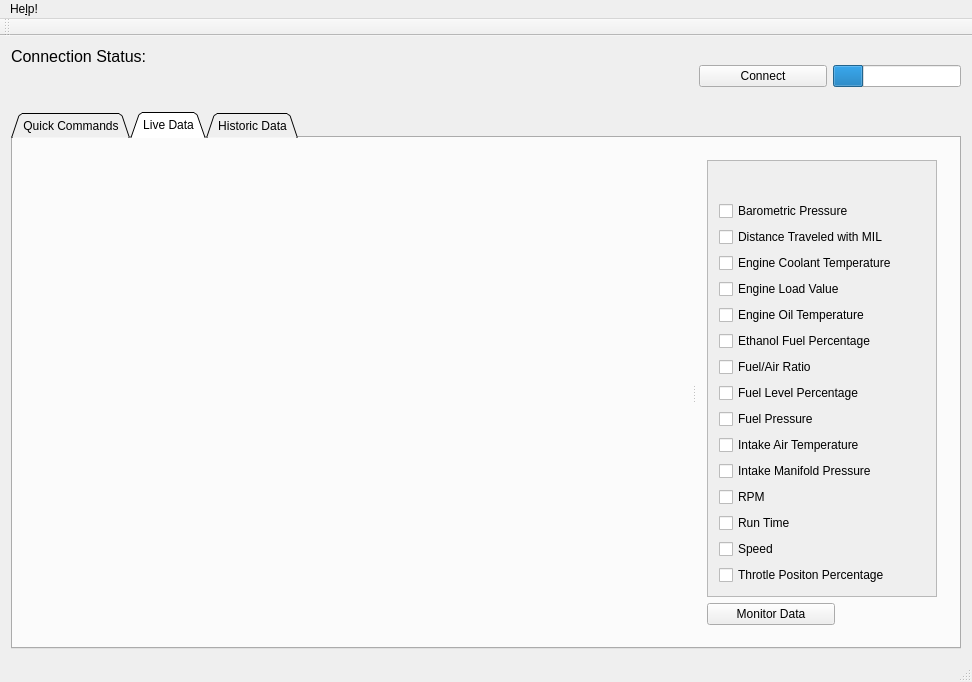
Old version of the form src/mainwindow.ui in the repository jej016/OBDII.
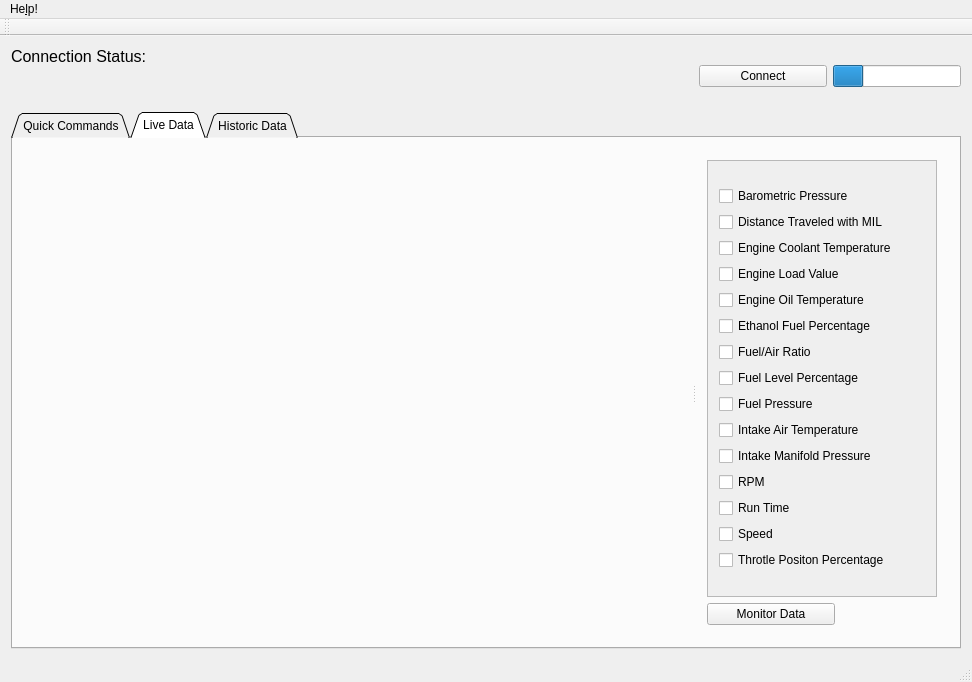
New version of the form. The open tabs and pages were chosen to show the change. Custom widgets are drawn as their Qt base class.

Diff of the .ui file:
```diff
--- a/src/mainwindow.ui
+++ b/src/mainwindow.ui
@@ -254,8 +254,8 @@
                   <rect>
                    <x>0</x>
                    <y>0</y>
-                   <width>629</width>
-                   <height>432</height>
+                   <width>614</width>
+                   <height>434</height>
                   </rect>
                  </property>
                  <layout class="QVBoxLayout" name="verticalLayout_6">
@@ -389,6 +389,19 @@
                     </property>
                    </widget>
                   </item>
+                  <item>
+                   <spacer name="verticalSpacer_3">
+                    <property name="orientation">
+                     <enum>Qt::Vertical</enum>
+                    </property>
+                    <property name="sizeHint" stdset="0">
+                     <size>
+                      <width>20</width>
+                      <height>40</height>
+                     </size>
+                    </property>
+                   </spacer>
+                  </item>
                  </layout>
                 </widget>
                </widget>
```
Left out of the diff: 2 changed lines with no effect on the pictures.
